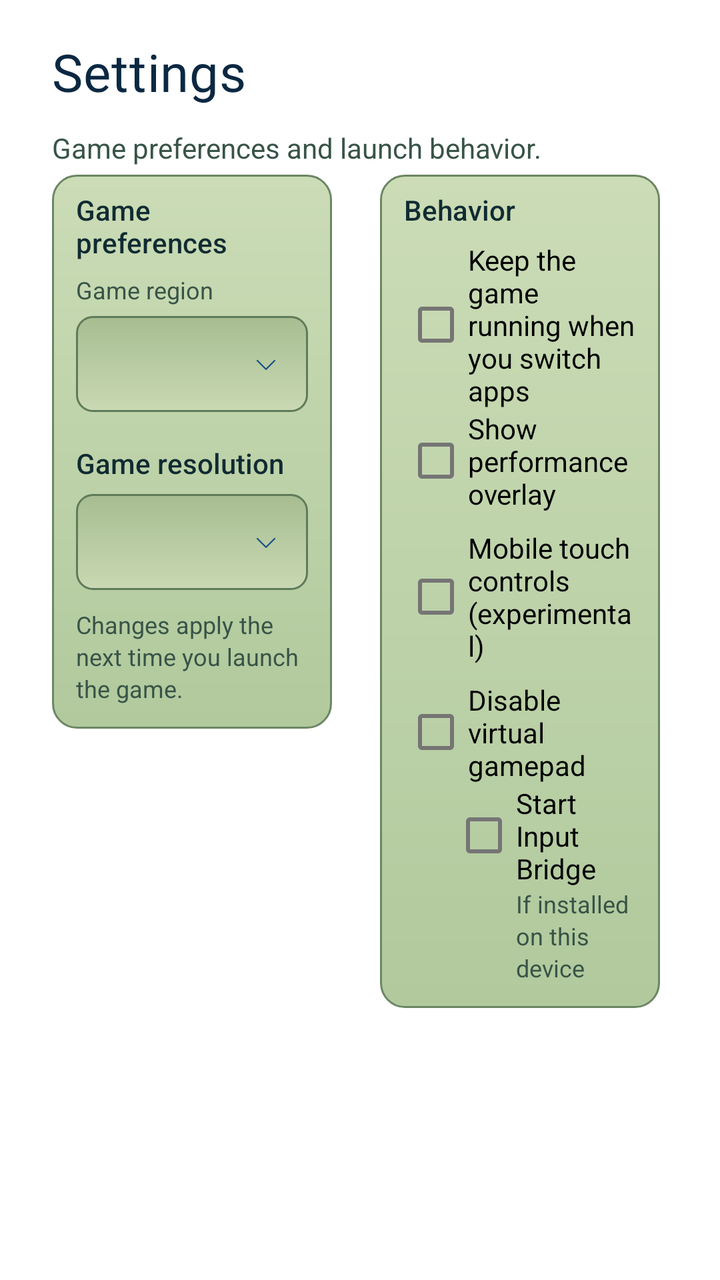
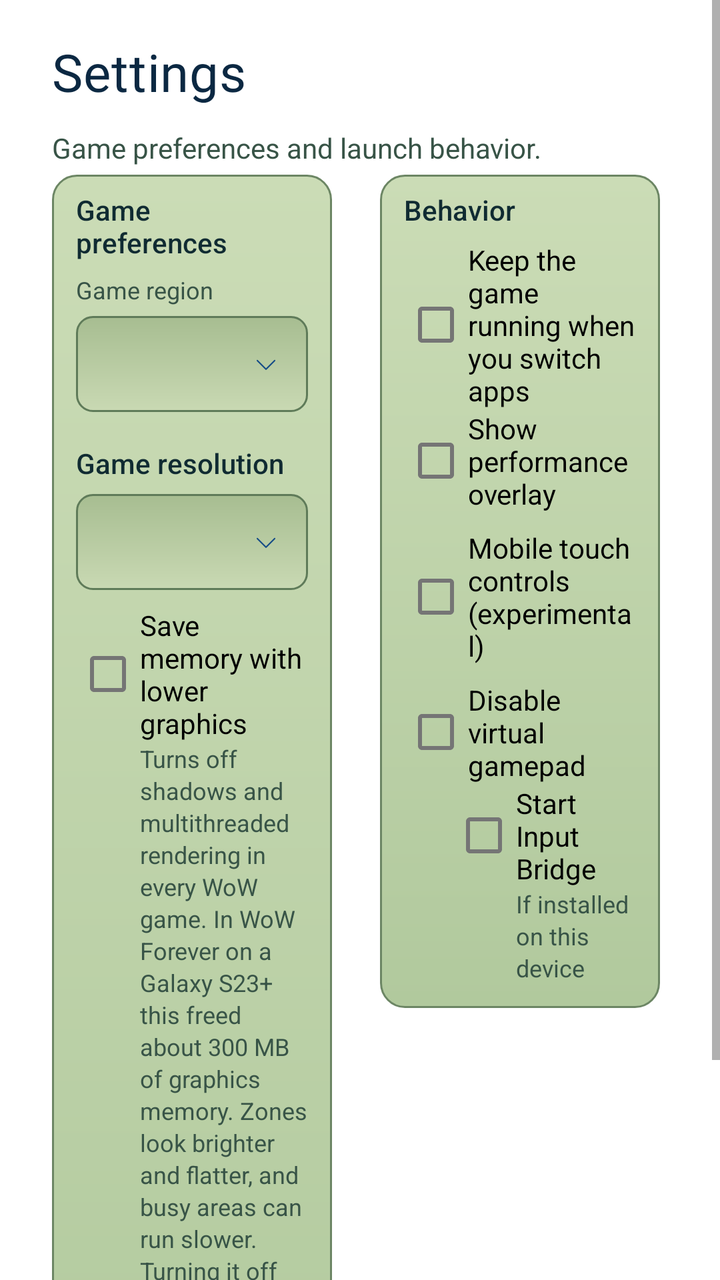

Screens rendered from an Android XML layout before and after an edit, with the pre-edit source and the edit as a unified diff.
<!-- AndroidManifest.xml: fallback theme Theme.MaterialComponents.DayNight.NoActionBar -->
<!-- res/layout/fragment_wehavephones_settings.xml -->
<?xml version="1.0" encoding="utf-8"?>
<ScrollView
    xmlns:android="http://schemas.android.com/apk/res/android"
    android:layout_width="match_parent"
    android:layout_height="match_parent"
    android:scrollbars="vertical"
    android:scrollbarStyle="insideInset">
    <LinearLayout
        android:layout_width="match_parent"
        android:layout_height="wrap_content"
        android:orientation="vertical"
        android:paddingLeft="26dp"
        android:paddingRight="26dp"
        android:paddingTop="22dp"
        android:paddingBottom="12dp">
        <TextView
            style="@style/WeHavePhonesScreenTitle"
            android:text="@string/wehavephones_settings_title"
            android:textColor="@color/wehavephones_text_title"
            android:textSize="26sp" />
        <TextView
            style="@style/WeHavePhonesHint"
            android:layout_marginTop="6dp"
            android:text="@string/wehavephones_settings_intro"
            android:textSize="14sp" />
        <LinearLayout
            android:layout_width="match_parent"
            android:layout_height="wrap_content"
            android:orientation="horizontal"
            android:baselineAligned="false"
            android:layout_marginTop="4dp">
            <LinearLayout
                android:layout_width="0dp"
                android:layout_height="wrap_content"
                android:layout_weight="1"
                android:layout_marginRight="12dp"
                android:orientation="vertical"
                android:background="@drawable/wehavephones_card_background"
                android:paddingLeft="12dp"
                android:paddingRight="12dp"
                android:paddingTop="8dp"
                android:paddingBottom="12dp">
                <TextView
                    style="@style/WeHavePhonesSectionLabel"
                    android:layout_marginTop="0dp"
                    android:text="@string/wehavephones_settings_game_preferences" />
                <TextView
                    style="@style/WeHavePhonesHint"
                    android:text="@string/wehavephones_setup_region"
                    android:layout_marginBottom="5dp" />
                <Spinner
                    android:id="@+id/SPSettingsRegion"
                    android:layout_width="match_parent"
                    android:layout_height="48dp"
                    android:background="@drawable/wehavephones_dropdown"
                    android:contentDescription="@string/wehavephones_setup_region" />
                <TextView
                    style="@style/WeHavePhonesSectionLabel"
                    android:text="@string/wehavephones_settings_resolution_title" />
                <Spinner
                    android:id="@+id/SPGameResolution"
                    android:layout_width="match_parent"
                    android:layout_height="48dp"
                    android:background="@drawable/wehavephones_dropdown"
                    android:contentDescription="@string/wehavephones_settings_resolution_title" />
                <TextView
                    style="@style/WeHavePhonesHint"
                    android:layout_marginTop="9dp"
                    android:text="@string/wehavephones_settings_region_hint" />
            </LinearLayout>
            <LinearLayout
                android:layout_width="0dp"
                android:layout_height="wrap_content"
                android:layout_weight="1"
                android:layout_marginLeft="12dp"
                android:orientation="vertical"
                android:background="@drawable/wehavephones_card_background"
                android:paddingLeft="12dp"
                android:paddingRight="12dp"
                android:paddingTop="8dp"
                android:paddingBottom="12dp">
                <TextView
                    style="@style/WeHavePhonesSectionLabel"
                    android:layout_marginTop="0dp"
                    android:text="@string/wehavephones_settings_behavior_title" />
                <CheckBox
                    android:id="@+id/CBKeepRunningInBackground"
                    android:layout_width="match_parent"
                    android:layout_height="wrap_content"
                    android:text="@string/wehavephones_settings_keep_running" />
                <CheckBox
                    android:id="@+id/CBPerformanceOverlay"
                    android:layout_width="match_parent"
                    android:layout_height="wrap_content"
                    android:text="@string/wehavephones_settings_performance_overlay" />
                <CheckBox
                    android:id="@+id/CBMobileTouch"
                    android:layout_width="match_parent"
                    android:layout_height="wrap_content"
                    android:layout_marginTop="8dp"
                    android:text="@string/wehavephones_settings_mobile_touch" />
                <CheckBox
                    android:id="@+id/CBDisableVirtualGamepad"
                    android:layout_width="match_parent"
                    android:layout_height="wrap_content"
                    android:layout_marginTop="8dp"
                    android:text="@string/wehavephones_settings_disable_virtual_gamepad" />
                <CheckBox
                    android:id="@+id/CBStartInputBridge"
                    android:layout_width="match_parent"
                    android:layout_height="wrap_content"
                    android:layout_marginLeft="24dp"
                    android:text="@string/wehavephones_settings_input_bridge" />
                <TextView
                    style="@style/WeHavePhonesHint"
                    android:layout_marginLeft="56dp"
                    android:text="@string/wehavephones_settings_input_bridge_hint" />
            </LinearLayout>
        </LinearLayout>
    </LinearLayout>
</ScrollView>
<!-- resources referenced by this layout -->
<resources>
  <color name="wehavephones_text_title">#0B2842</color>
  <!-- drawable wehavephones_dropdown (drawable) -->
  <?xml version="1.0" encoding="utf-8"?>
  <layer-list
      xmlns:android="http://schemas.android.com/apk/res/android">
      <item
          android:drawable="@drawable/wehavephones_field" />
      <item
          android:drawable="@drawable/wehavephones_ic_chevron_down"
          android:gravity="end|center_vertical"
          android:right="14dp" />
  </layer-list>
  <string name="wehavephones_settings_behavior_title">Behavior</string>
  <string name="wehavephones_settings_disable_virtual_gamepad">Disable virtual gamepad</string>
  <string name="wehavephones_settings_game_preferences">Game preferences</string>
  <string name="wehavephones_settings_input_bridge">Start Input Bridge</string>
  <string name="wehavephones_settings_input_bridge_hint">If installed on this device</string>
  <string name="wehavephones_settings_intro">Game preferences and launch behavior.</string>
  <string name="wehavephones_settings_keep_running">Keep the game running when you switch apps</string>
  <string name="wehavephones_settings_mobile_touch">Mobile touch controls (experimental)</string>
  <string name="wehavephones_settings_performance_overlay">Show performance overlay</string>
  <string name="wehavephones_settings_region_hint">Changes apply the next time you launch the game.</string>
  <string name="wehavephones_settings_resolution_title">Game resolution</string>
  <string name="wehavephones_settings_title">Settings</string>
  <string name="wehavephones_setup_region">Game region</string>
  <style name="WeHavePhonesHint">
          <item name="android:layout_width">match_parent</item>
          <item name="android:layout_height">wrap_content</item>
          <item name="android:textColor">@color/wehavephones_text_dim</item>
          <item name="android:textSize">12sp</item>
          <item name="android:lineSpacingExtra">2dp</item>
      </style>
  <style name="WeHavePhonesScreenTitle" parent="WeHavePhonesHeader">
          <item name="android:gravity">start</item>
          <item name="android:textSize">26sp</item>
          <item name="android:layout_marginBottom">6dp</item>
          <item name="android:letterSpacing">0.01</item>
      </style>
  <!-- drawable wehavephones_field (drawable) -->
  <?xml version="1.0" encoding="utf-8"?>
  <shape
      xmlns:android="http://schemas.android.com/apk/res/android"
      android:shape="rectangle">
      <corners
          android:radius="8dp" />
      <gradient
          android:angle="270"
          android:startColor="#A7BD91"
          android:endColor="#C9D9B3" />
      <stroke
          android:width="1dp"
          android:color="#5F7B59" />
  </shape>
  <color name="wehavephones_text_dim">#385447</color>
  <style name="WeHavePhonesHeader">
          <item name="android:layout_width">match_parent</item>
          <item name="android:layout_height">wrap_content</item>
          <item name="android:fontFamily">@font/wehavephones_lcd</item>
          <item name="android:textColor">@color/wehavephones_text_title</item>
          <item name="android:textSize">28sp</item>
          <item name="android:includeFontPadding">false</item>
      </style>
  <color name="wehavephones_text">#102B32</color>
  <color name="wehavephones_accent">#164C87</color>
  <!-- unchanged entries left out for length: 3 -->
</resources>

<!-- the commit's change to res/layout/fragment_wehavephones_settings.xml (unified diff, before → after) -->
@@ -63,6 +63,16 @@
                     android:layout_height="48dp"
                     android:background="@drawable/wehavephones_dropdown"
                     android:contentDescription="@string/wehavephones_settings_resolution_title" />
+                <CheckBox
+                    android:id="@+id/CBSaveMemory"
+                    android:layout_width="match_parent"
+                    android:layout_height="wrap_content"
+                    android:layout_marginTop="8dp"
+                    android:text="@string/wehavephones_settings_save_memory" />
+                <TextView
+                    style="@style/WeHavePhonesHint"
+                    android:layout_marginLeft="32dp"
+                    android:text="@string/wehavephones_settings_save_memory_hint" />
                 <TextView
                     style="@style/WeHavePhonesHint"
                     android:layout_marginTop="9dp"
<!-- resource entries referenced after the edit -->
@@ -23,6 +23,8 @@
   <string name="wehavephones_settings_performance_overlay">Show performance overlay</string>
   <string name="wehavephones_settings_region_hint">Changes apply the next time you launch the game.</string>
   <string name="wehavephones_settings_resolution_title">Game resolution</string>
+  <string name="wehavephones_settings_save_memory">Save memory with lower graphics</string>
+  <string name="wehavephones_settings_save_memory_hint">Turns off shadows and multithreaded rendering in every WoW game. In WoW Forever on a Galaxy S23+ this freed about 300 MB of graphics memory. Zones look brighter and flatter, and busy areas can run slower. Turning it off brings back the settings each game had.</string>
   <string name="wehavephones_settings_title">Settings</string>
   <string name="wehavephones_setup_region">Game region</string>
   <style name="WeHavePhonesHint">
